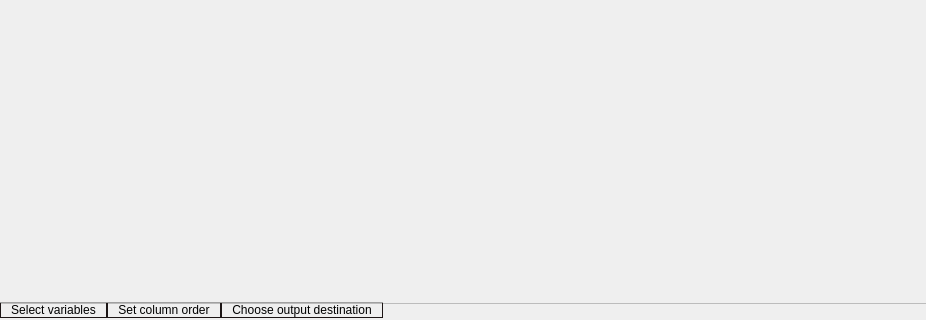
Above: NewGeneUI/NewGene/CreateOutput/newgenecreateoutput.ui from daniel347x/newgene before the change; both pictures show x 0 to 926 and y 252 to 572 of the 926 by 572 pixel window. Below: the same form after it.
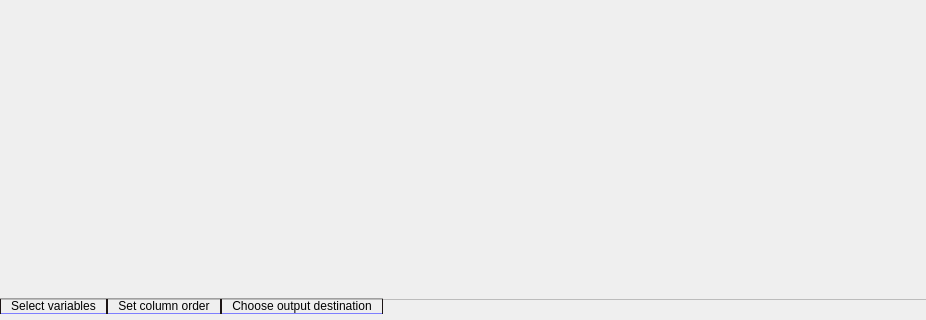
That is the form after the change. The open tabs and pages were chosen to show the change. Custom widgets are drawn as their Qt base class.

Commit message: Fix margin at bottom of nested tabs.

```diff
--- a/NewGeneUI/NewGene/CreateOutput/newgenecreateoutput.ui
+++ b/NewGeneUI/NewGene/CreateOutput/newgenecreateoutput.ui
@@ -39,9 +39,9 @@
 padding-left: 10px;
 border-right: 1px solid #1c1515;
 padding-right: 10px;
-border-bottom: 1px solid #1c1515;
+border-bottom: 1px solid #7e7fff;
 border-top: 1px solid #a0a0a0;
-margin-bottom: 2px;
+margin-bottom: 6px;
 background: qlineargradient(x1: 0, y1: 0, x2: 0, y2: 1,
                                  stop: 0 #ededed, stop: 0.9 #9898ff,
                                  stop: 1 #7e7fff);
@@ -52,9 +52,9 @@
 padding-left: 10px;
 border-right: 1px solid #1c1515;
 padding-right: 10px;
-border-bottom: 1px solid #1c1515;
+border-bottom: 1px solid #7e7fff;
 border-top: 1px solid #a0a0a0;
-margin-bottom: 2px;
+margin-bottom: 6px;
 background: qlineargradient(x1: 0, y1: 0, x2: 0, y2: 1,
                                  stop: 0 #e0e0e0, stop: 0.4 #dbdbdb,
                                  stop: 0.5 #d3d3d3, stop: 1.0 #cfcfcf);
```
Left out of the diff: 2 changed lines with no effect on the pictures.
